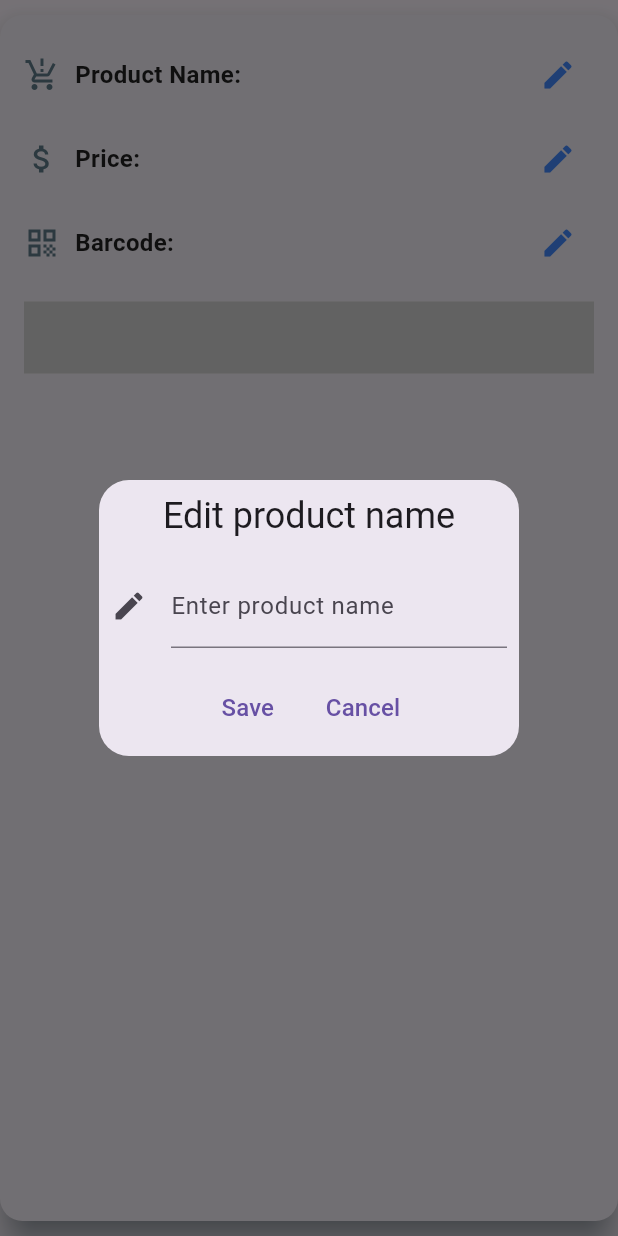
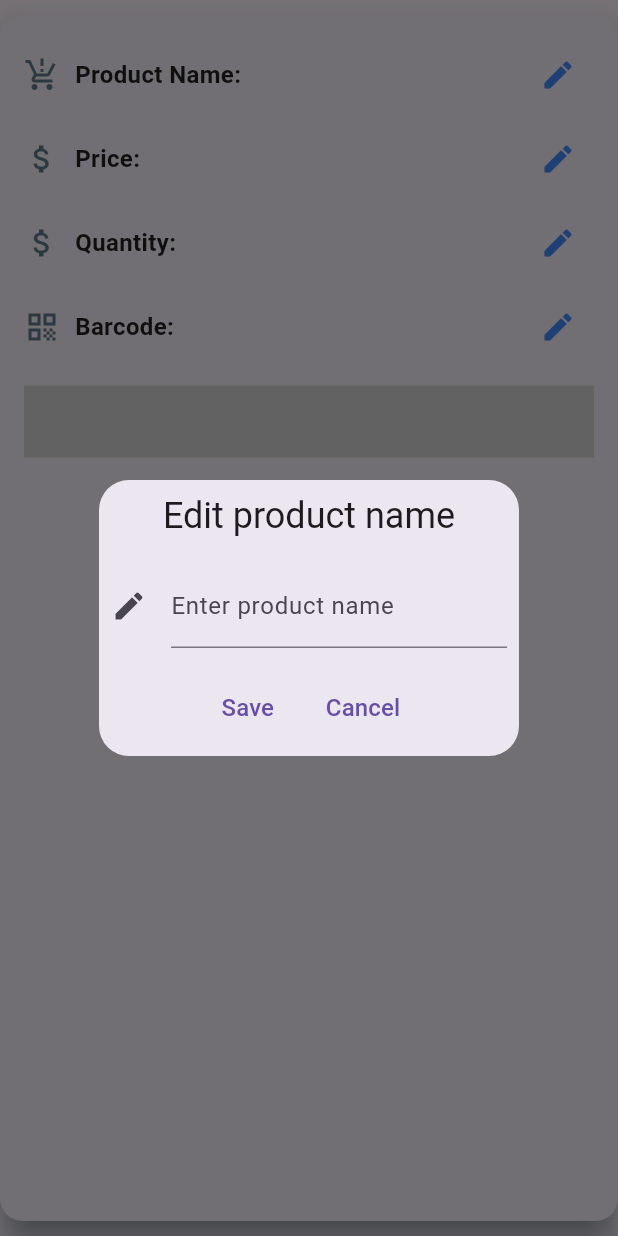
Before and after one commit to r00texploit/barcode, a Flutter app: the ProductCard widget shown alone on an empty page, opened directly with empty values, after a tap on the "edit" icon, on a phone screen of 412 x 824 dp. Run offline on Flutter 3.47's test engine with Material 3 defaults, Android fonts, the light colour scheme and no system bars; our stand-ins replace cached_network_image, camera, cloud_firestore, firebase_auth, firebase_core, firebase_storage and 4 more; missing offline and left inert: bottom_picker, google_mlkit_barcode_scanning, google_mlkit_commons; accounts and stored records are empty.

Commit message:
Update show_products.dart

```diff
--- a/lib/screens/show_products.dart
+++ b/lib/screens/show_products.dart
@@ -57,6 +57,7 @@ class _ShowproductsState extends State<Showproducts> {
                   name: product['products_name'],
                   price: product['price'],
                   barcode: product['barcode'],
+                  quantity: product['quantity'].toString(),
                 );
               },
             );
@@ -72,6 +73,7 @@ class ProductCard extends StatelessWidget {
   final String name;
   final String price;
   final String barcode;
+  final String quantity;
 
   const ProductCard({
     Key? key,
@@ -79,6 +81,7 @@ class ProductCard extends StatelessWidget {
     required this.name,
     required this.price,
     required this.barcode,
+    required this.quantity,
   }) : super(key: key);
 
   @override
@@ -101,6 +104,9 @@ class ProductCard extends StatelessWidget {
             const SizedBox(height: 8),
             // Price section with icon
             _buildProductInfoRow(Icons.attach_money, 'Price', price, context),
+            const SizedBox(height: 8),
+            // quantity section with icon
+            _buildProductInfoRow(Icons.attach_money, 'Quantity', quantity, context),
             const SizedBox(height: 8),
             // Barcode section with icon
             _buildProductInfoRow(Icons.qr_code, 'Barcode', barcode, context),
```
